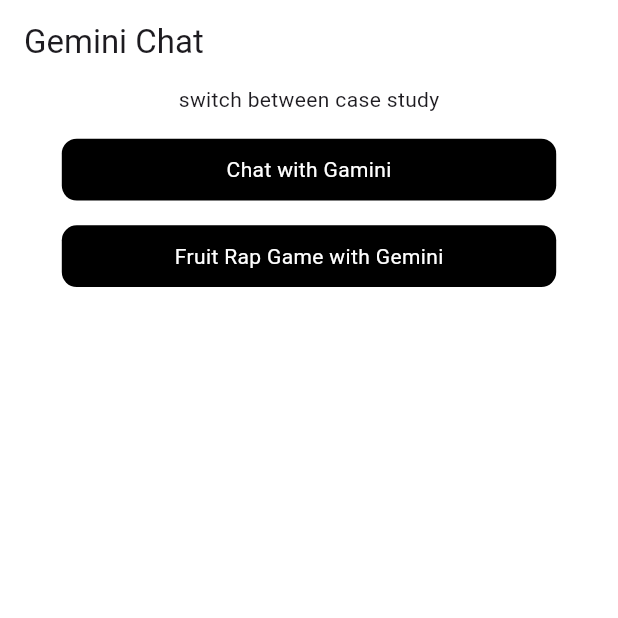
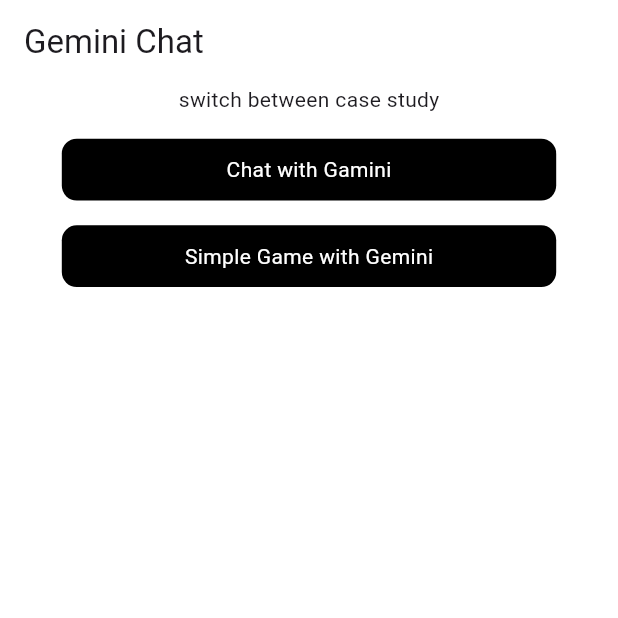
Before and after one commit to sadeeqrabiu/Gemini, a Flutter app: the screen it shows after launch, on a phone screen of 412 x 824 dp, the top half of it. Run offline on Flutter 3.47's test engine with Material 3 defaults, Android fonts, the phone set to English and light mode, and no system bars; our stand-ins replace dash_chat_2, flutter_gemini.

Commit message:
New Commit

```diff
--- a/lib/src/section.dart
+++ b/lib/src/section.dart
@@ -57,7 +57,7 @@
                     color: Colors.black
                 ),
                 child: const Center(
-                  child: Text('Fruit Rap Game with Gemini', style: TextStyle(color: Colors.white),),
+                  child: Text('Simple Game with Gemini', style: TextStyle(color: Colors.white),),
                 ),
               ),
               onTap: () {
```
